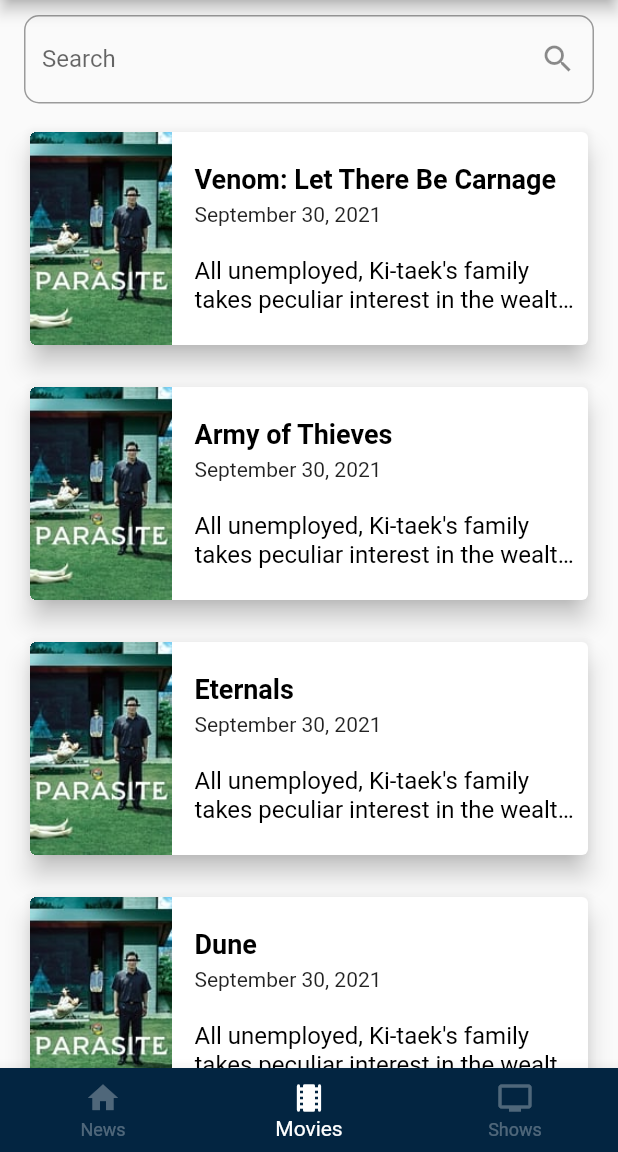
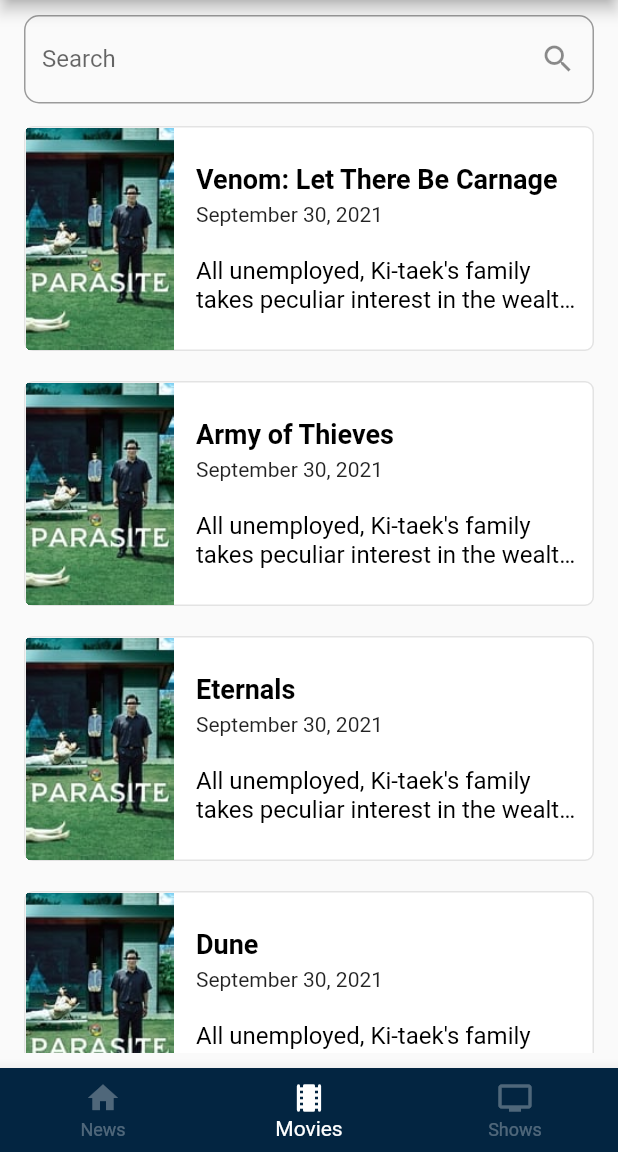
Before and after one commit to Beisenbayev/mobile-tmdb-app, a Flutter app: the HomePage screen opened by its route, item 2 of the bottom bar chosen, on a phone screen of 412 x 824 dp, the part 84-1236 px from its top. Run offline on Flutter 3.47's test engine with Material 2 defaults, Android fonts, the phone set to English and light mode, and no system bars; our stand-ins replace flutter_secure_storage; missing offline and left inert: dart:html; accounts and stored records are empty; statements that could not run were skipped.

Commit message:
movie-list widget and colors-shelf was fixed

```diff
--- a/lib/app/home/widgets/movie_list_widget.dart
+++ b/lib/app/home/widgets/movie_list_widget.dart
@@ -1,7 +1,10 @@
 import 'package:flutter/material.dart';
+import 'package:moovee_land/core/consts/padding_consts.dart';
 import 'package:moovee_land/core/modules/movies_data.dart';
 import 'package:moovee_land/core/theme/text_theme.dart';
+import 'package:moovee_land/core/theme/widget_theme.dart';
 import 'package:moovee_land/core/widgets/search_panel_widget.dart';
+import 'package:moovee_land/router/routes.dart';
 
 class MovieListWidget extends StatefulWidget {
   const MovieListWidget({Key? key}) : super(key: key);
@@ -27,7 +30,7 @@ class _MovieListWidgetState extends State<MovieListWidget> {
   }
 
   void handleCardTap(id) {
-    Navigator.pushNamed(context, '/home/movie', arguments: id);
+    Navigator.of(context).pushNamed(RouteAliasData.movieInfo, arguments: id);
   }
 
   @override
@@ -39,59 +42,57 @@ class _MovieListWidgetState extends State<MovieListWidget> {
 
   @override
   Widget build(BuildContext context) {
-    return Column(
+    return Padding(
+      padding: const EdgeInsets.symmetric(
+        vertical: PaddingConsts.screenVertical,
+        horizontal: PaddingConsts.screenHorizontal,
+      ),
+      child: Column(
         children: [
-        Padding(
-          padding: const EdgeInsets.fromLTRB(16.0, 10.0, 16.0, 0),
-          child: SearchPanelWidget(searchHandler: handleSearch),
-        ),
+          SearchPanelWidget(searchHandler: handleSearch),
           const SizedBox(height: 5),
           Expanded(
             child: ListView.builder(
               keyboardDismissBehavior: ScrollViewKeyboardDismissBehavior.onDrag,
-            padding: const EdgeInsets.symmetric(horizontal: 16.0),
               itemCount: _searchedMovies.length,
               itemExtent: 170,
               itemBuilder: (BuildContext context, int index) {
-              final Movie movie = _searchedMovies[index];
-              return Container(
-                padding: const EdgeInsets.symmetric(
-                  vertical: 10.0,
-                ),
-                child: MovieCardWidget(
-                  data: movie,
-                  tapHandler: handleCardTap,
-                ),
+                final movie = _searchedMovies[index];
+                return MovieCardWidget(
+                  movie: movie,
+                  handleCardTap: handleCardTap,
                 );
               },
             ),
           ),
         ],
+      ),
     );
   }
 }
 
 class MovieCardWidget extends StatelessWidget {
-  final Movie data;
-  final void Function(int) tapHandler;
+  final Movie movie;
+  final void Function(int) handleCardTap;
 
   const MovieCardWidget({
     Key? key,
-    required this.data,
-    required this.tapHandler,
+    required this.movie,
+    required this.handleCardTap,
   }) : super(key: key);
 
   @override
   Widget build(BuildContext context) {
-    return Card(
-      elevation: 7,
+    return Container(
+      margin: const EdgeInsets.symmetric(vertical: 10),
       clipBehavior: Clip.hardEdge,
+      decoration: WidgetThemeShelf.roundedCardTheme,
       child: Stack(
         children: <Widget>[
           Row(
             children: <Widget>[
               Image(
-                image: AssetImage(data.imageName),
+                image: AssetImage(movie.imageName),
               ),
               const SizedBox(width: 15),
               Expanded(
@@ -100,21 +101,21 @@ class MovieCardWidget extends StatelessWidget {
                   crossAxisAlignment: CrossAxisAlignment.start,
                   children: <Widget>[
                     Text(
-                      data.title,
+                      movie.title,
                       style: TextThemeShelf.itemTitle,
                       maxLines: 1,
                       overflow: TextOverflow.ellipsis,
                     ),
                     const SizedBox(height: 5.0),
                     Text(
-                      data.date,
+                      movie.date,
                       style: TextThemeShelf.subtitle,
                       maxLines: 1,
                       overflow: TextOverflow.ellipsis,
                     ),
                     const SizedBox(height: 20.0),
                     Text(
-                      data.description,
+                      movie.description,
                       style: TextThemeShelf.main,
                       maxLines: 2,
                       overflow: TextOverflow.ellipsis,
@@ -128,7 +129,7 @@ class MovieCardWidget extends StatelessWidget {
           Material(
             color: Colors.transparent,
             child: InkWell(
-              onTap: () => tapHandler(data.id),
+              onTap: () => handleCardTap(movie.id),
             ),
           )
         ],
--- /dev/null
+++ b/lib/core/consts/padding_consts.dart
@@ -0,0 +1,4 @@
+class PaddingConsts {
+  static const double screenVertical = 10.0;
+  static const double screenHorizontal = 16.0;
+}
--- a/lib/core/theme/button_theme.dart
+++ b/lib/core/theme/button_theme.dart
@@ -4,10 +4,10 @@ import 'colors_theme.dart';
 abstract class ButtonThemeShelf {
   static ButtonStyle elevatedButton = ButtonStyle(
     backgroundColor: MaterialStateProperty.all(
-      ColorThemeShelf.elementSecondaryBackground,
+      ColorThemeShelf.secondaryBackground,
     ),
     foregroundColor: MaterialStateProperty.all(
-      ColorThemeShelf.elementForeground,
+      ColorThemeShelf.whiteForeground,
     ),
     textStyle: MaterialStateProperty.all(
       const TextStyle(
@@ -25,10 +25,10 @@ abstract class ButtonThemeShelf {
 
   static ButtonStyle elevatedButtonDisabled = ButtonStyle(
     backgroundColor: MaterialStateProperty.all(
-      ColorThemeShelf.elementSecondaryBackground.withOpacity(0.4),
+      ColorThemeShelf.secondaryBackground.withOpacity(0.4),
     ),
     foregroundColor: MaterialStateProperty.all(
-      ColorThemeShelf.elementForeground,
+      ColorThemeShelf.whiteForeground,
     ),
     textStyle: MaterialStateProperty.all(
       const TextStyle(
@@ -46,7 +46,7 @@ abstract class ButtonThemeShelf {
 
   static ButtonStyle textButton = ButtonStyle(
     foregroundColor: MaterialStateProperty.all(
-      ColorThemeShelf.elementSecondaryBackground,
+      ColorThemeShelf.secondaryBackground,
     ),
     textStyle: MaterialStateProperty.all(
       const TextStyle(
@@ -60,7 +60,7 @@ abstract class ButtonThemeShelf {
     backgroundColor: MaterialStateProperty.all(
       Colors.black.withOpacity(0.1),
     ),
-    foregroundColor: MaterialStateProperty.all(ColorThemeShelf.foreground),
+    foregroundColor: MaterialStateProperty.all(ColorThemeShelf.blackForeground),
     textStyle: MaterialStateProperty.all(
       const TextStyle(
         fontSize: 16,
--- a/lib/core/theme/colors_theme.dart
+++ b/lib/core/theme/colors_theme.dart
@@ -1,12 +1,12 @@
 import 'package:flutter/material.dart';
 
 abstract class ColorThemeShelf {
-  static const elementMainBackground = Color.fromRGBO(3, 37, 65, 1);
-  static const elementSecondaryBackground = Color.fromRGBO(1, 180, 228, 1);
-  static const elementForeground = Colors.white;
+  static const mainBackground = Color.fromRGBO(3, 37, 65, 1);
+  static const secondaryBackground = Color.fromRGBO(1, 180, 228, 1);
+  static const whiteForeground = Colors.white;
 
-  static const background = Colors.white;
-  static const foreground = Colors.black;
+  static const whiteBackground = Colors.white;
+  static const blackForeground = Colors.black;
 
   static const backgroundDark = Color.fromRGBO(27, 22, 26, 1.0);
   static const backgroundDarker = Color.fromRGBO(24, 20, 23, 1.0);
@@ -17,4 +17,6 @@ abstract class ColorThemeShelf {
 
   static const error = Color.fromRGBO(172, 84, 84, 1);
   static const subtitle = Color.fromRGBO(153, 153, 153, 1);
+
+  static const borderColor = Color.fromRGBO(227, 227, 227, 1);
 }
--- a/lib/core/theme/text_theme.dart
+++ b/lib/core/theme/text_theme.dart
@@ -5,13 +5,13 @@ abstract class TextThemeShelf {
   static const TextStyle appBarTitle = TextStyle(
     fontSize: 24,
     fontWeight: FontWeight.w600,
-    color: ColorThemeShelf.elementForeground,
+    color: ColorThemeShelf.whiteForeground,
   );
 
   static const TextStyle itemTitle = TextStyle(
     fontSize: 18,
     fontWeight: FontWeight.w600,
-    color: ColorThemeShelf.foreground,
+    color: ColorThemeShelf.blackForeground,
   );
 
   static const TextStyle itemTitleWhite = TextStyle(
@@ -36,13 +36,13 @@ abstract class TextThemeShelf {
   static const TextStyle main = TextStyle(
     fontSize: 16,
     fontWeight: FontWeight.w400,
-    color: ColorThemeShelf.foreground,
+    color: ColorThemeShelf.blackForeground,
   );
 
   static const TextStyle mainBold = TextStyle(
     fontSize: 16,
     fontWeight: FontWeight.w600,
-    color: ColorThemeShelf.foreground,
+    color: ColorThemeShelf.blackForeground,
   );
 
   static const TextStyle mainWhite = TextStyle(
@@ -60,7 +60,7 @@ abstract class TextThemeShelf {
   static const TextStyle small = TextStyle(
     fontSize: 12,
     fontWeight: FontWeight.w400,
-    color: ColorThemeShelf.foreground,
+    color: ColorThemeShelf.blackForeground,
   );
 
   static const TextStyle smallWhite = TextStyle(
@@ -72,7 +72,7 @@ abstract class TextThemeShelf {
   static const TextStyle smallBold = TextStyle(
     fontSize: 12,
     fontWeight: FontWeight.w600,
-    color: ColorThemeShelf.foreground,
+    color: ColorThemeShelf.blackForeground,
   );
 
   static const TextStyle smallBoldWhite = TextStyle(
--- a/lib/core/theme/widget_theme.dart
+++ b/lib/core/theme/widget_theme.dart
@@ -5,15 +5,24 @@ import 'colors_theme.dart';
 
 class WidgetThemeShelf {
   static const appBarTheme = AppBarTheme(
-    backgroundColor: ColorThemeShelf.elementMainBackground,
-    foregroundColor: ColorThemeShelf.elementForeground,
+    backgroundColor: ColorThemeShelf.mainBackground,
+    foregroundColor: ColorThemeShelf.whiteForeground,
     titleTextStyle: TextThemeShelf.appBarTitle,
     centerTitle: true,
   );
 
   static final navigationBarTheme = BottomNavigationBarThemeData(
-    backgroundColor: ColorThemeShelf.elementMainBackground,
-    selectedItemColor: ColorThemeShelf.elementForeground,
-    unselectedItemColor: ColorThemeShelf.elementForeground.withOpacity(0.3),
+    backgroundColor: ColorThemeShelf.mainBackground,
+    selectedItemColor: ColorThemeShelf.whiteForeground,
+    unselectedItemColor: ColorThemeShelf.whiteForeground.withOpacity(0.3),
+  );
+
+  static final roundedCardTheme = BoxDecoration(
+    border: Border.all(
+      width: 1,
+      color: ColorThemeShelf.borderColor,
+    ),
+    borderRadius: const BorderRadius.all(Radius.circular(6)),
+    color: Colors.white,
   );
 }
```
Also changed, not shown: pubspec.lock, 2 other files. Lines whose indentation alone changed are shown as unchanged.
